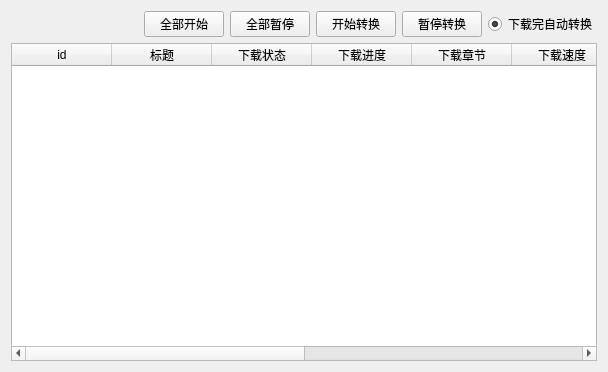
The window that ui/ui_download.ui (tonquer/picacg-qt) describes before a commit, drawn with Qt 5.
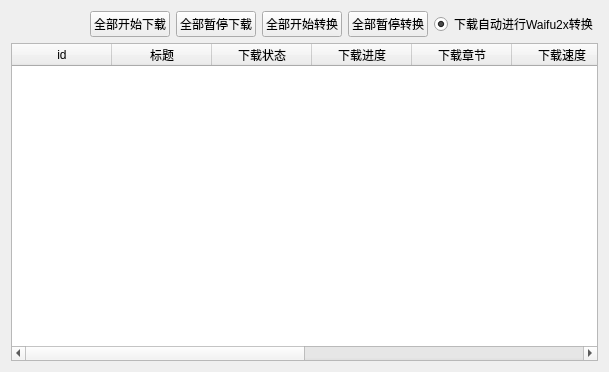
The same window after the commit.

The edit to the form file:
```diff
--- a/ui/ui_download.ui
+++ b/ui/ui_download.ui
@@ -6,7 +6,7 @@
    <rect>
     <x>0</x>
     <y>0</y>
-    <width>608</width>
+    <width>609</width>
     <height>372</height>
    </rect>
   </property>
@@ -35,28 +35,28 @@
        <item>
         <widget class="QPushButton" name="pushButton">
          <property name="text">
-          <string>全部开始</string>
+          <string>全部开始下载</string>
          </property>
         </widget>
        </item>
        <item>
         <widget class="QPushButton" name="pushButton_3">
          <property name="text">
-          <string>全部暂停</string>
+          <string>全部暂停下载</string>
          </property>
         </widget>
        </item>
        <item>
         <widget class="QPushButton" name="pushButton_2">
          <property name="text">
-          <string>开始转换</string>
+          <string>全部开始转换</string>
          </property>
         </widget>
        </item>
        <item>
         <widget class="QPushButton" name="pushButton_4">
          <property name="text">
-          <string>暂停转换</string>
+          <string>全部暂停转换</string>
          </property>
         </widget>
        </item>
@@ -66,7 +66,7 @@
           <bool>true</bool>
          </property>
          <property name="text">
-          <string>下载完自动转换</string>
+          <string>下载自动进行Waifu2x转换</string>
          </property>
          <property name="checked">
           <bool>true</bool>
```
Left out of the diff: 1 changed line with no effect on the pictures.
